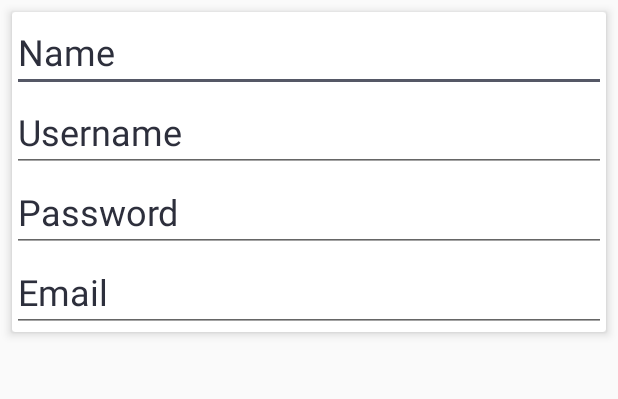
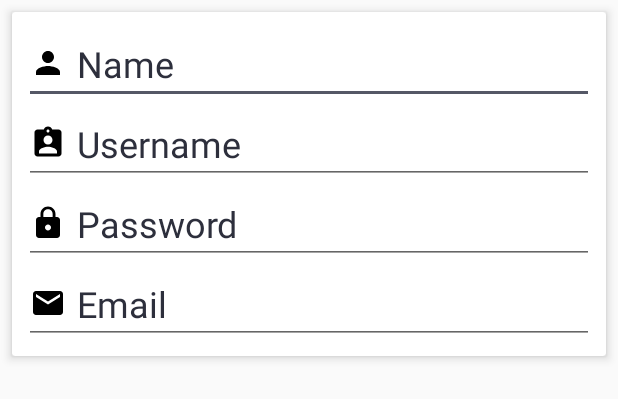
Before and after one commit to kylethan/onlinequizapp, an Android app: the layout sign_up_layout.xml on its own in the app's theme, with its tools: preview values and no code run, on a phone screen of 412 x 824 dp. Shown: the top 399 px of the screen. Run offline under Robolectric (Android 15) with nearby library versions, the phone set to English and light mode, and no system bars; plain views replace MaterialEditText.

Commit message:
Creating email verification for account. User will username which has email verification to access the app Improving the Sign-up dialog: adding progress bar and field requirements.

```diff
--- a/WorldQuiz/app/build.gradle
+++ b/WorldQuiz/app/build.gradle
@@ -37,5 +37,6 @@ dependencies {
     testImplementation 'junit:junit:4.12'
     androidTestImplementation 'androidx.test.ext:junit:1.1.1'
     androidTestImplementation 'androidx.test.espresso:espresso-core:3.2.0'
+    implementation 'com.google.firebase:firebase-auth:19.3.1'
 }
 apply plugin: 'com.google.gms.google-services'
--- a/WorldQuiz/app/src/main/AndroidManifest.xml
+++ b/WorldQuiz/app/src/main/AndroidManifest.xml
@@ -1,6 +1,10 @@
 <?xml version="1.0" encoding="utf-8"?>
 <manifest xmlns:android="http://schemas.android.com/apk/res/android"
     package="com.example.worldquiz">
+
+
+    <uses-permission android:name="android.permission.INTERNET" />
+
 
     <application
         android:allowBackup="true"
--- /dev/null
+++ b/WorldQuiz/app/src/main/res/drawable/ic_email.xml
@@ -0,0 +1,9 @@
+<vector xmlns:android="http://schemas.android.com/apk/res/android"
+        android:width="24dp"
+        android:height="24dp"
+        android:viewportWidth="24.0"
+        android:viewportHeight="24.0">
+    <path
+        android:fillColor="#FF000000"
+        android:pathData="M20,4L4,4c-1.1,0 -1.99,0.9 -1.99,2L2,18c0,1.1 0.9,2 2,2h16c1.1,0 2,-0.9 2,-2L22,6c0,-1.1 -0.9,-2 -2,-2zM20,8l-8,5 -8,-5L4,6l8,5 8,-5v2z"/>
+</vector>
--- /dev/null
+++ b/WorldQuiz/app/src/main/res/drawable/ic_name.xml
@@ -0,0 +1,9 @@
+<vector xmlns:android="http://schemas.android.com/apk/res/android"
+        android:width="24dp"
+        android:height="24dp"
+        android:viewportWidth="24.0"
+        android:viewportHeight="24.0">
+    <path
+        android:fillColor="#FF000000"
+        android:pathData="M12,12c2.21,0 4,-1.79 4,-4s-1.79,-4 -4,-4 -4,1.79 -4,4 1.79,4 4,4zM12,14c-2.67,0 -8,1.34 -8,4v2h16v-2c0,-2.66 -5.33,-4 -8,-4z"/>
+</vector>
--- /dev/null
+++ b/WorldQuiz/app/src/main/res/drawable/ic_pass.xml
@@ -0,0 +1,9 @@
+<vector xmlns:android="http://schemas.android.com/apk/res/android"
+        android:width="24dp"
+        android:height="24dp"
+        android:viewportWidth="24.0"
+        android:viewportHeight="24.0">
+    <path
+        android:fillColor="#FF000000"
+        android:pathData="M18,8h-1L17,6c0,-2.76 -2.24,-5 -5,-5S7,3.24 7,6v2L6,8c-1.1,0 -2,0.9 -2,2v10c0,1.1 0.9,2 2,2h12c1.1,0 2,-0.9 2,-2L20,10c0,-1.1 -0.9,-2 -2,-2zM12,17c-1.1,0 -2,-0.9 -2,-2s0.9,-2 2,-2 2,0.9 2,2 -0.9,2 -2,2zM15.1,8L8.9,8L8.9,6c0,-1.71 1.39,-3.1 3.1,-3.1 1.71,0 3.1,1.39 3.1,3.1v2z"/>
+</vector>
--- /dev/null
+++ b/WorldQuiz/app/src/main/res/drawable/ic_username.xml
@@ -0,0 +1,9 @@
+<vector xmlns:android="http://schemas.android.com/apk/res/android"
+        android:width="24dp"
+        android:height="24dp"
+        android:viewportWidth="24.0"
+        android:viewportHeight="24.0">
+    <path
+        android:fillColor="#FF000000"
+        android:pathData="M19,3h-4.18C14.4,1.84 13.3,1 12,1c-1.3,0 -2.4,0.84 -2.82,2L5,3c-1.1,0 -2,0.9 -2,2v14c0,1.1 0.9,2 2,2h14c1.1,0 2,-0.9 2,-2L21,5c0,-1.1 -0.9,-2 -2,-2zM12,3c0.55,0 1,0.45 1,1s-0.45,1 -1,1 -1,-0.45 -1,-1 0.45,-1 1,-1zM12,7c1.66,0 3,1.34 3,3s-1.34,3 -3,3 -3,-1.34 -3,-3 1.34,-3 3,-3zM18,19L6,19v-1.4c0,-2 4,-3.1 6,-3.1s6,1.1 6,3.1L18,19z"/>
+</vector>
--- a/WorldQuiz/app/src/main/res/layout/activity_main.xml
+++ b/WorldQuiz/app/src/main/res/layout/activity_main.xml
@@ -39,6 +39,8 @@
                     android:layout_width="match_parent"
                     android:layout_height="wrap_content"
                     android:hint="Username"
+                    android:drawableLeft="@drawable/ic_username"
+                    android:drawablePadding="5dp"
                     android:textColor="@color/colorPrimary"
                     android:textColorHint="@color/colorPrimary"
                     android:textSize="24sp"
@@ -53,6 +55,8 @@
                     android:layout_height="wrap_content"
                     android:hint="Password"
                     android:inputType="textPassword"
+                    android:drawableLeft="@drawable/ic_pass"
+                    android:drawablePadding="5dp"
                     android:textColor="@color/colorPrimary"
                     android:textColorHint="@color/colorPrimary"
                     android:textSize="24sp"
--- a/WorldQuiz/app/src/main/res/layout/sign_up_layout.xml
+++ b/WorldQuiz/app/src/main/res/layout/sign_up_layout.xml
@@ -15,14 +15,17 @@
 
         android:orientation="vertical"
         android:layout_width="match_parent"
-        android:layout_height="wrap_content">
+        android:layout_height="wrap_content"
+        android:padding="8dp">
 
 
         <com.rengwuxian.materialedittext.MaterialEditText
             android:id="@+id/newName"
             android:layout_width="match_parent"
             android:layout_height="wrap_content"
-            android:hint="Name"
+            android:drawableLeft="@drawable/ic_name"
+            android:drawablePadding="1dp"
+            android:hint=" Name"
             android:textColor="@color/colorPrimary"
             android:textColorHint="@color/colorPrimary"
             android:textSize="24sp"
@@ -33,12 +36,14 @@
 
         <com.rengwuxian.materialedittext.MaterialEditText
             android:id="@+id/newUserName"
-            android:hint="Username"
+            android:hint=" Username"
             android:textColorHint="@color/colorPrimary"
             android:textColor="@color/colorPrimary"
             android:textSize="24sp"
             android:layout_width="match_parent"
             android:layout_height="wrap_content"
+            android:drawableLeft="@drawable/ic_username"
+            android:drawablePadding="1dp"
             app:met_baseColor="@color/colorPrimary"
             app:met_floatingLabel="highlight"
             app:met_primaryColor="@color/colorPrimary"
@@ -46,13 +51,15 @@
 
         <com.rengwuxian.materialedittext.MaterialEditText
             android:id="@+id/newPassword"
-            android:hint="Password"
+            android:hint=" Password"
             android:textColorHint="@color/colorPrimary"
             android:textColor="@color/colorPrimary"
             android:textSize="24sp"
             android:inputType="textPassword"
             android:layout_width="match_parent"
             android:layout_height="wrap_content"
+            android:drawableLeft="@drawable/ic_pass"
+            android:drawablePadding="1dp"
             app:met_baseColor="@color/colorPrimary"
             app:met_floatingLabel="highlight"
             app:met_primaryColor="@color/colorPrimary"
@@ -60,16 +67,30 @@
 
         <com.rengwuxian.materialedittext.MaterialEditText
             android:id="@+id/newEmail"
-            android:hint="Email"
+            android:hint=" Email"
             android:textColorHint="@color/colorPrimary"
             android:textColor="@color/colorPrimary"
             android:textSize="24sp"
             android:inputType="textEmailAddress"
             android:layout_width="match_parent"
             android:layout_height="wrap_content"
+            android:drawableLeft="@drawable/ic_email"
+            android:drawablePadding="1dp"
             app:met_baseColor="@color/colorPrimary"
             app:met_floatingLabel="highlight"
             app:met_primaryColor="@color/colorPrimary"
             app:met_singleLineEllipsis="true"/>
+
+        <ProgressBar
+            android:id="@+id/progressbar"
+            style="?android:attr/progressBarStyleHorizontal"
+            android:layout_width="fill_parent"
+            android:layout_height="wrap_content"
+            android:indeterminate="true"
+            android:max="100"
+            android:visibility="gone"
+            android:layout_below="@+id/framelauout"
+            android:indeterminateTint="#1a09d6"
+            android:layout_marginTop="-7dp"/>
     </LinearLayout>
 </androidx.cardview.widget.CardView>
```
Also changed, not shown: WorldQuiz/app/src/main/java/com/example/worldquiz/MainActivity.java (+104 -13 lines), 1 other file.
